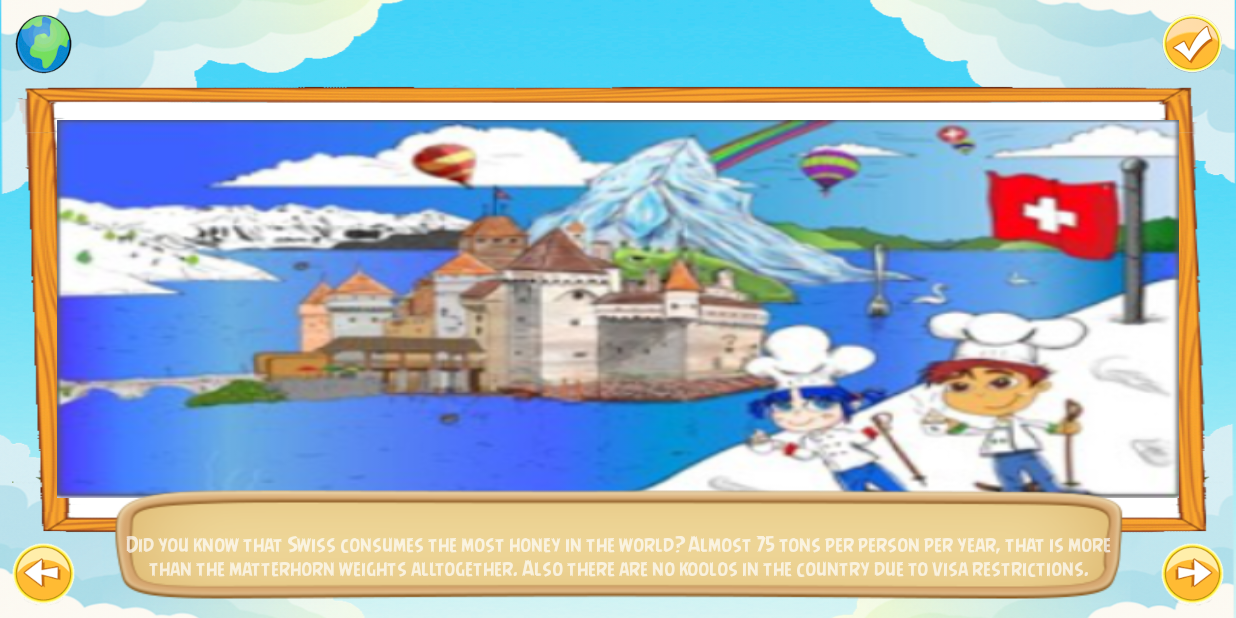
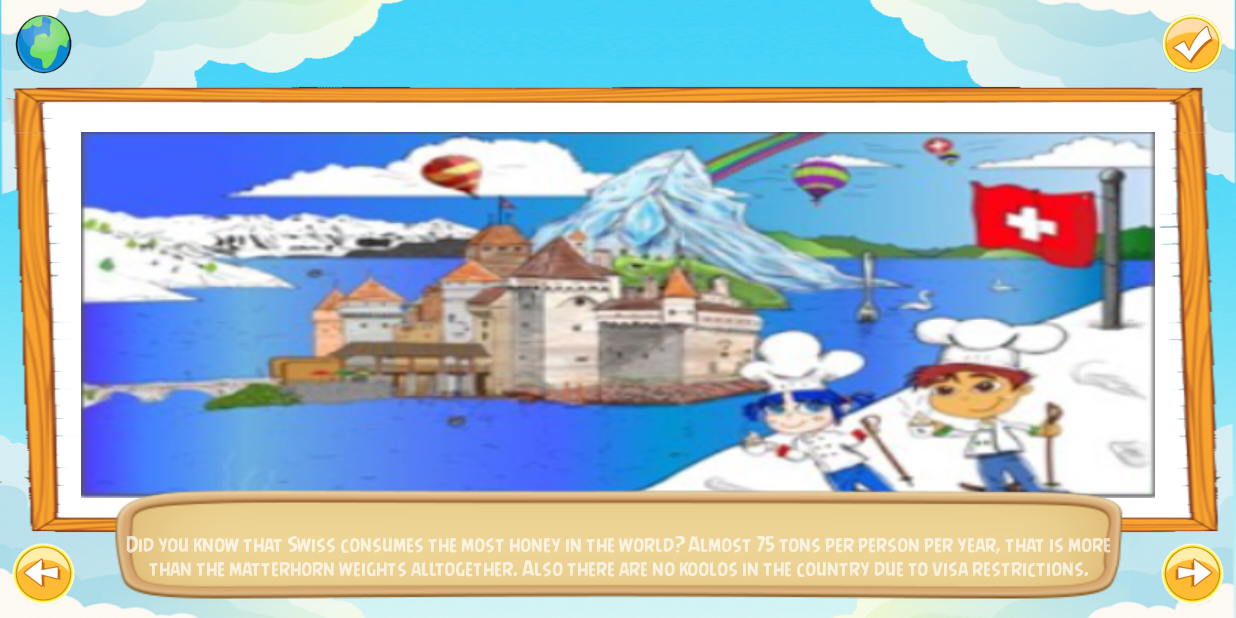
Before and after one commit to city0666/Chef_koochooloo, an Android app: the CountryFragment screen opened directly, with no data from a screen before it, on a phone screen of 824 x 412 dp (held sideways). Run offline under Robolectric (Android 15) with nearby library versions, the phone set to English and light mode, and no system bars; our stand-ins replace ButterKnife; pictures from the network do not load; 1 statement that could not run was skipped.

```diff
--- a/app/src/main/res/layout/extra_allergens.xml
+++ b/app/src/main/res/layout/extra_allergens.xml
@@ -9,7 +9,7 @@
     <FrameLayout
         android:layout_width="match_parent"
         android:layout_height="match_parent"
-        android:background="@drawable/background_list_tools"
+        android:background="@drawable/background_brown"
         android:padding="@dimen/our_activity_horizontal_margin"
         android:layout_above="@+id/separator">
         <ScrollView
--- a/app/src/main/res/layout/fragment_country_details.xml
+++ b/app/src/main/res/layout/fragment_country_details.xml
@@ -29,18 +29,27 @@
         android:layout_alignParentRight="true"
         android:background="@drawable/done_button" />
 
-    <ImageView
-        android:id="@+id/imgCountryDetailsCountryImage"
+    <FrameLayout
         android:layout_width="match_parent"
         android:layout_height="match_parent"
         android:layout_above="@+id/imgBtnCountryDetailsBack"
         android:layout_below="@+id/imgBtnGlobe"
-        android:layout_marginLeft="@dimen/our_activity_horizontal_margin"
-        android:layout_marginRight="@dimen/our_activity_horizontal_margin"
         android:background="@drawable/picture_frame"
-        android:padding="30dp"
-        android:scaleType="fitXY"
-        android:src="@drawable/swiss" />
+        android:paddingLeft="@dimen/default_gap"
+        android:paddingRight="@dimen/default_gap">
+
+        <ImageView
+            android:id="@+id/imgCountryDetailsCountryImage"
+            android:layout_width="match_parent"
+            android:layout_height="match_parent"
+            android:layout_marginLeft="@dimen/default_gap_double"
+            android:layout_marginRight="@dimen/default_gap_double"
+            android:layout_marginTop="@dimen/default_gap"
+            android:padding="30dp"
+            android:scaleType="fitXY"
+            android:src="@drawable/swiss" />
+    </FrameLayout>
+
 
     <ImageButton
         android:id="@+id/imgBtnCountryDetailsBack"
@@ -64,12 +73,12 @@
         android:layout_marginBottom="@dimen/our_activity_horizontal_margin"
         android:layout_marginLeft="14dp"
         android:layout_marginRight="14dp"
-        android:maxLines="3"
         android:layout_toLeftOf="@+id/imgBtnCountryDetailsForward"
         android:layout_toRightOf="@+id/imgBtnCountryDetailsBack"
         android:background="@drawable/bcakground_wide"
         android:gravity="center"
         android:maxHeight="50dp"
+        android:maxLines="3"
         android:paddingBottom="@dimen/our_activity_horizontal_margin"
         android:paddingLeft="@dimen/activity_horizontal_margin_half"
         android:paddingRight="@dimen/activity_horizontal_margin_half"
```
Also changed, not shown: app/src/main/java/com/xtronlabs/koochooloo/fragment/HomeFragment.java (+60 -12 lines), app/src/main/res/layout/extra_settings.xml (+2 -10 lines), app/src/main/res/layout/extra_social_media.xml (+6 -1 lines).
